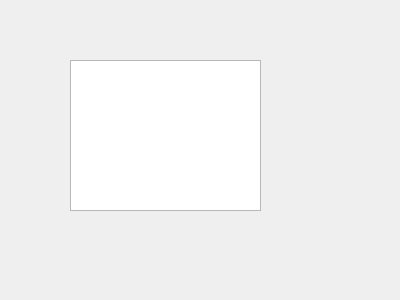
Before: the Qt Designer form profile.ui in AlirezaMirhosseini/AP-Project, drawn with Qt 5.
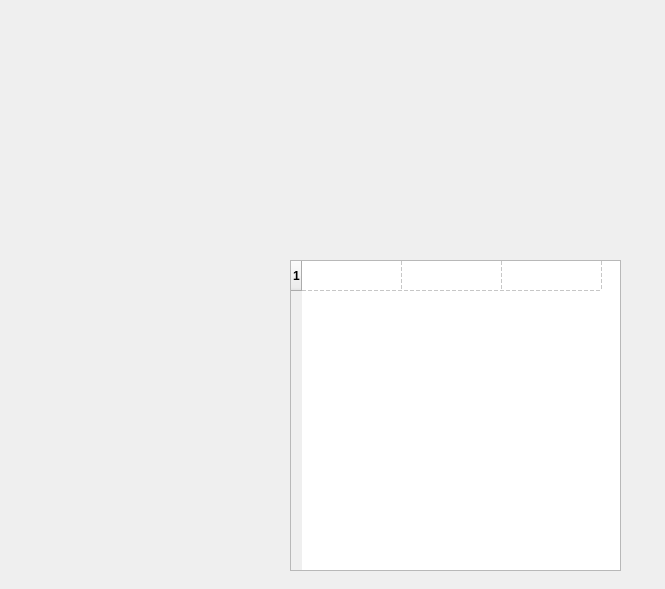
After: the same form once the commit is applied. Icons and pictures are not drawn.

What changed in the file:
```diff
--- a/profile.ui
+++ b/profile.ui
@@ -6,8 +6,8 @@
    <rect>
     <x>0</x>
     <y>0</y>
-    <width>400</width>
-    <height>300</height>
+    <width>665</width>
+    <height>589</height>
    </rect>
   </property>
   <property name="windowTitle">
@@ -16,11 +16,111 @@
   <widget class="QTableWidget" name="tableWidget">
    <property name="geometry">
     <rect>
-     <x>70</x>
-     <y>60</y>
-     <width>191</width>
-     <height>151</height>
+     <x>290</x>
+     <y>260</y>
+     <width>331</width>
+     <height>311</height>
     </rect>
+   </property>
+   <property name="font">
+    <font>
+     <pointsize>9</pointsize>
+     <weight>75</weight>
+     <italic>false</italic>
+     <bold>true</bold>
+    </font>
+   </property>
+   <property name="frameShape">
+    <enum>QFrame::StyledPanel</enum>
+   </property>
+   <property name="frameShadow">
+    <enum>QFrame::Sunken</enum>
+   </property>
+   <property name="lineWidth">
+    <number>1</number>
+   </property>
+   <property name="editTriggers">
+    <set>QAbstractItemView::NoEditTriggers</set>
+   </property>
+   <property name="showGrid">
+    <bool>true</bool>
+   </property>
+   <property name="gridStyle">
+    <enum>Qt::DashLine</enum>
+   </property>
+   <property name="wordWrap">
+    <bool>true</bool>
+   </property>
+   <property name="cornerButtonEnabled">
+    <bool>true</bool>
+   </property>
+   <attribute name="horizontalHeaderVisible">
+    <bool>false</bool>
+   </attribute>
+   <attribute name="horizontalHeaderCascadingSectionResizes">
+    <bool>false</bool>
+   </attribute>
+   <attribute name="horizontalHeaderDefaultSectionSize">
+    <number>100</number>
+   </attribute>
+   <attribute name="horizontalHeaderHighlightSections">
+    <bool>true</bool>
+   </attribute>
+   <attribute name="horizontalHeaderShowSortIndicator" stdset="0">
+    <bool>false</bool>
+   </attribute>
+   <attribute name="verticalHeaderCascadingSectionResizes">
+    <bool>true</bool>
+   </attribute>
+   <attribute name="verticalHeaderShowSortIndicator" stdset="0">
+    <bool>false</bool>
+   </attribute>
+   <attribute name="verticalHeaderStretchLastSection">
+    <bool>false</bool>
+   </attribute>
+   <row>
+    <property name="text">
+     <string>1</string>
+    </property>
+   </row>
+   <column>
+    <property name="text">
+     <string>UserName</string>
+    </property>
+   </column>
+   <column>
+    <property name="text">
+     <string>Level</string>
+    </property>
+   </column>
+   <column>
+    <property name="text">
+     <string>Experience</string>
+    </property>
+   </column>
+   <item row="0" column="0">
+    <property name="text">
+     <string/>
+    </property>
+   </item>
+  </widget>
+  <widget class="QLabel" name="farmer">
+   <property name="geometry">
+    <rect>
+     <x>20</x>
+     <y>250</y>
+     <width>241</width>
+     <height>321</height>
+    </rect>
+   </property>
+   <property name="text">
+    <string/>
+   </property>
+   <property name="pixmap">
+    <pixmap resource="game_recources.qrc">:/game_backgrounds/pics_project/profile use.png</pixmap>
+   </property>
+   <property name="scaledContents">
+    <bool>true</bool>
    </property>
   </widget>
  </widget>
```
Left out of the diff: 4 changed lines with no effect on the pictures.
